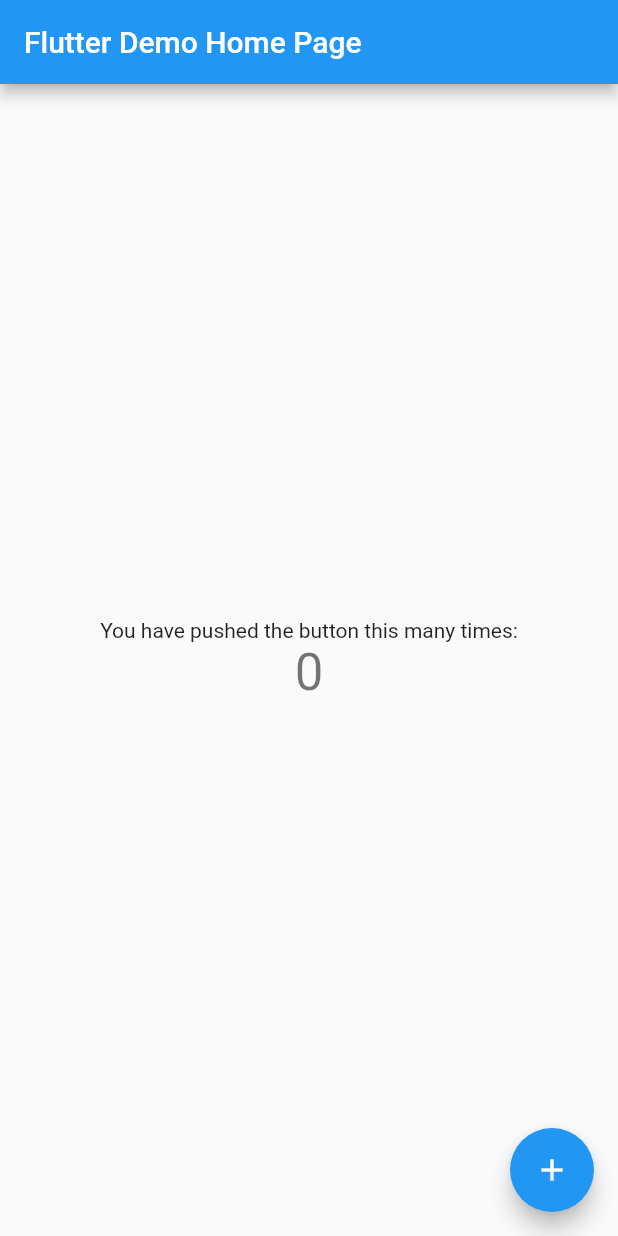
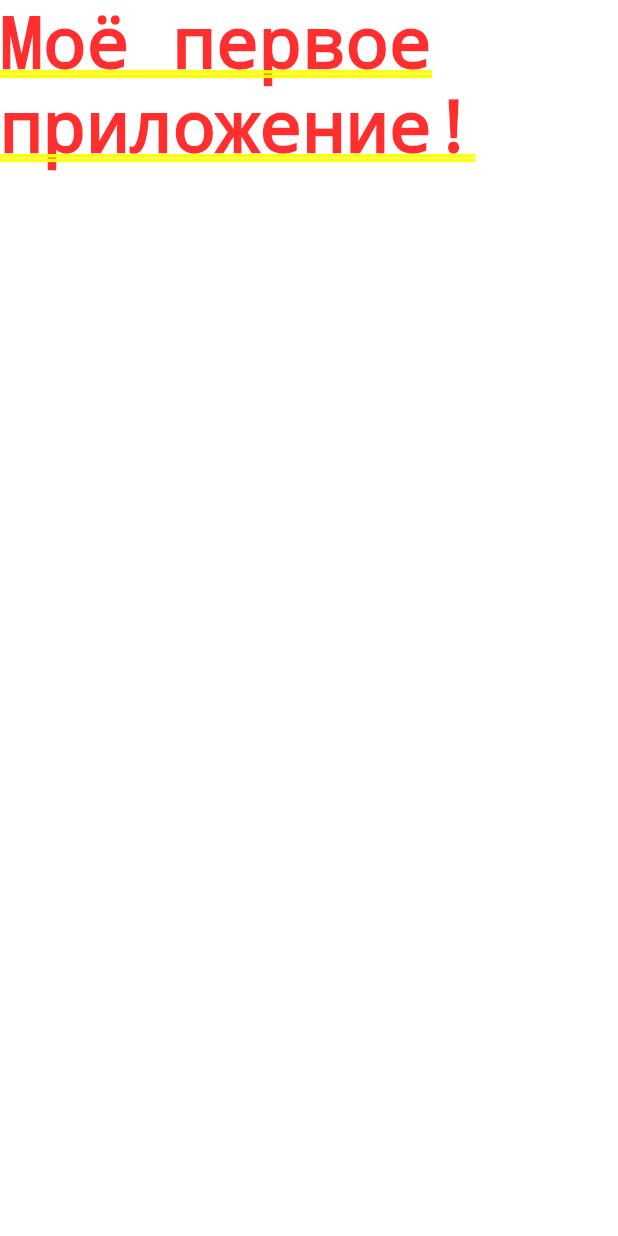
Before and after one commit to MrAnsheff/pics, a Flutter app: the screen it shows after launch, on a phone screen of 412 x 824 dp. Run offline on Flutter 3.47's test engine with Material 2 defaults, Android fonts, the phone set to English and light mode, and no system bars.

Commit message:
Just Text App

```diff
--- a/lib/main.dart
+++ b/lib/main.dart
@@ -1,109 +1,13 @@
+// Импортируем вспомогательную библиотеку из Flutter
+// Для вывода контента на экран
 import 'package:flutter/material.dart';
 
-void main() => runApp(new MyApp());
-
-class MyApp extends StatelessWidget {
-  // This widget is the root of your application.
-  @override
-  Widget build(BuildContext context) {
-    return new MaterialApp(
-      title: 'Flutter Demo',
-      theme: new ThemeData(
-        // This is the theme of your application.
-        //
-        // Try running your application with "flutter run". You'll see the
-        // application has a blue toolbar. Then, without quitting the app, try
-        // changing the primarySwatch below to Colors.green and then invoke
-        // "hot reload" (press "r" in the console where you ran "flutter run",
-        // or press Run > Flutter Hot Reload in IntelliJ). Notice that the
-        // counter didn't reset back to zero; the application is not restarted.
-        primarySwatch: Colors.blue,
-      ),
-      home: new MyHomePage(title: 'Flutter Demo Home Page'),
-    );
-  }
+// Определим "main" функцию которая запуститься когда стартует приложение
+void main() {
+// Создадим новый виджет который выведет текст на экран
+  var app = MaterialApp(
+    home: Text('Моё первое приложение!'),
+  );
+// Возьмём этот виджет и выведем на экран
+runApp(app);
 }
-
-class MyHomePage extends StatefulWidget {
-  MyHomePage({Key key, this.title}) : super(key: key);
-
-  // This widget is the home page of your application. It is stateful, meaning
-  // that it has a State object (defined below) that contains fields that affect
-  // how it looks.
-
-  // This class is the configuration for the state. It holds the values (in this
-  // case the title) provided by the parent (in this case the App widget) and
-  // used by the build method of the State. Fields in a Widget subclass are
-  // always marked "final".
-
-  final String title;
-
-  @override
-  _MyHomePageState createState() => new _MyHomePageState();
-}
-
-class _MyHomePageState extends State<MyHomePage> {
-  int _counter = 0;
-
-  void _incrementCounter() {
-    setState(() {
-      // This call to setState tells the Flutter framework that something has
-      // changed in this State, which causes it to rerun the build method below
-      // so that the display can reflect the updated values. If we changed
-      // _counter without calling setState(), then the build method would not be
-      // called again, and so nothing would appear to happen.
-      _counter++;
-    });
-  }
-
-  @override
-  Widget build(BuildContext context) {
-    // This method is rerun every time setState is called, for instance as done
-    // by the _incrementCounter method above.
-    //
-    // The Flutter framework has been optimized to make rerunning build methods
-    // fast, so that you can just rebuild anything that needs updating rather
-    // than having to individually change instances of widgets.
-    return new Scaffold(
-      appBar: new AppBar(
-        // Here we take the value from the MyHomePage object that was created by
-        // the App.build method, and use it to set our appbar title.
-        title: new Text(widget.title),
-      ),
-      body: new Center(
-        // Center is a layout widget. It takes a single child and positions it
-        // in the middle of the parent.
-        child: new Column(
-          // Column is also layout widget. It takes a list of children and
-          // arranges them vertically. By default, it sizes itself to fit its
-          // children horizontally, and tries to be as tall as its parent.
-          //
-          // Invoke "debug paint" (press "p" in the console where you ran
-          // "flutter run", or select "Toggle Debug Paint" from the Flutter tool
-          // window in IntelliJ) to see the wireframe for each widget.
-          //
-          // Column has various properties to control how it sizes itself and
-          // how it positions its children. Here we use mainAxisAlignment to
-          // center the children vertically; the main axis here is the vertical
-          // axis because Columns are vertical (the cross axis would be
-          // horizontal).
-          mainAxisAlignment: MainAxisAlignment.center,
-          children: <Widget>[
-            new Text(
-              'You have pushed the button this many times:',
-            ),
-            new Text(
-              '$_counter',
-              style: Theme.of(context).textTheme.display1,
-            ),
-          ],
-        ),
-      ),
-      floatingActionButton: new FloatingActionButton(
-        onPressed: _incrementCounter,
-        tooltip: 'Increment',
-        child: new Icon(Icons.add),
-      ), // This trailing comma makes auto-formatting nicer for build methods.
-    );
-  }
-}
```
